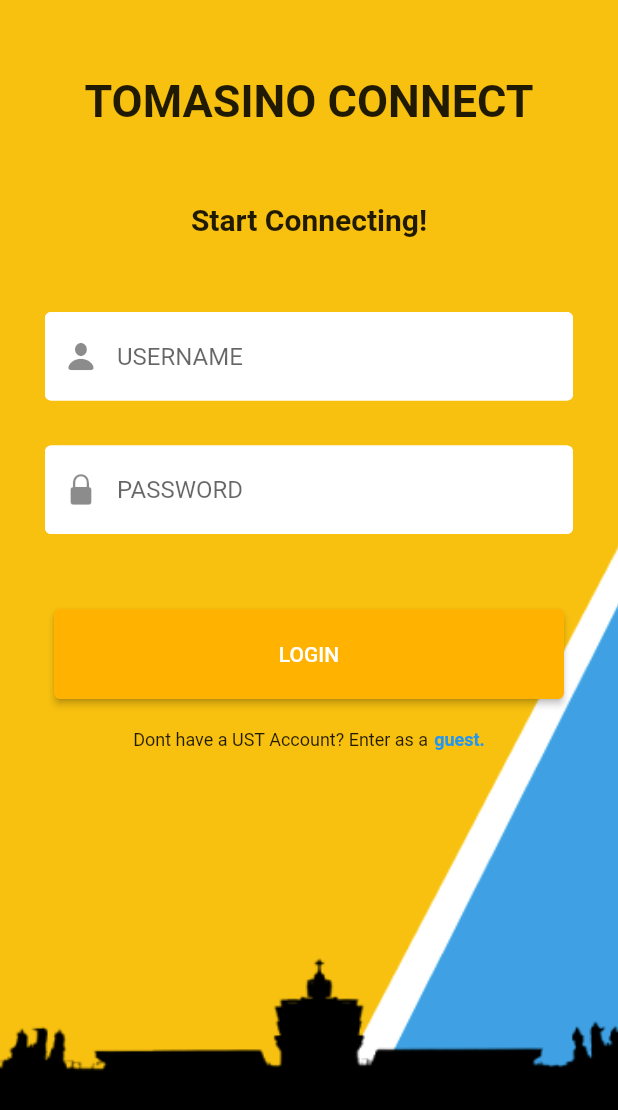
After one commit to SalamenciumZ/tom_conn, a Flutter app: the Login screen opened by its route, on a phone screen of 412 x 824 dp. The commit adds this screen. Shown: the top 1110 px of the screen. Run offline on Flutter 3.47's test engine with Material 2 defaults, Android fonts, the phone set to English and light mode, and no system bars; drawn by our look-alikes of auto_size_text; our stand-ins replace lottie, smooth_page_indicator; network calls fail.

Commit message:
login screen draft :>

```diff
--- a/lib/first_time_use.dart
+++ b/lib/first_time_use.dart
@@ -68,7 +68,9 @@
                   ElevatedButton(
                     style: ElevatedButton.styleFrom(
                         backgroundColor: Color.fromRGBO(254, 192, 15, 1)),
-                    onPressed: () {},
+                    onPressed: () {
+                      Navigator.pushNamed(context, '/login');
+                    },
                     child: Text('LOGIN'),
                   ),
                 ],
--- /dev/null
+++ b/lib/login.dart
@@ -0,0 +1,117 @@
+import 'package:auto_size_text/auto_size_text.dart';
+import 'package:flutter/material.dart';
+import 'package:flutter/cupertino.dart';
+
+class Login extends StatefulWidget {
+  @override
+  _LoginState createState() => _LoginState();
+}
+
+class _LoginState extends State<Login> {
+  @override
+  Widget build(BuildContext context) {
+    return Scaffold(
+      body: Stack(
+        children: <Widget>[
+          Container(
+            decoration: const BoxDecoration(
+              image: DecorationImage(
+                image: AssetImage('assets/images/login_bg.png'),
+                fit: BoxFit.cover,
+              ),
+            ),
+          ),
+          SafeArea(
+            child: Center(
+              child: Column(
+                children: [
+                  SizedBox(height: 50),
+                  AutoSizeText(
+                    "TOMASINO CONNECT",
+                    style: TextStyle(
+                      fontSize: 30.0,
+                      fontWeight: FontWeight.bold,
+                    ),
+                  ),
+                  SizedBox(height: 50),
+                  AutoSizeText(
+                    "Start Connecting!",
+                    style: TextStyle(
+                      fontSize: 20,
+                      fontWeight: FontWeight.bold,
+                    ),
+                  ),
+                  SizedBox(height: 50),
+                  Padding(
+                    padding: EdgeInsets.symmetric(horizontal: 30.0),
+                    child: TextField(
+                      decoration: InputDecoration(
+                        hintText: 'USERNAME',
+                        prefixIcon: Icon(CupertinoIcons.person_fill),
+                        enabledBorder: OutlineInputBorder(
+                          borderSide: BorderSide(color: Colors.white),
+                        ),
+                        focusedBorder: OutlineInputBorder(
+                          borderSide: BorderSide(color: Colors.white),
+                        ),
+                        fillColor: Colors.white,
+                        filled: true,
+                      ),
+                    ),
+                  ),
+                  SizedBox(height: 30),
+                  Padding(
+                    padding: EdgeInsets.symmetric(horizontal: 30.0),
+                    child: TextField(
+                      decoration: InputDecoration(
+                        hintText: 'PASSWORD',
+                        prefixIcon: Icon(CupertinoIcons.lock_fill),
+                        enabledBorder: OutlineInputBorder(
+                          borderSide: BorderSide(color: Colors.white),
+                        ),
+                        focusedBorder: OutlineInputBorder(
+                          borderSide: BorderSide(color: Colors.white),
+                        ),
+                        fillColor: Colors.white,
+                        filled: true,
+                      ),
+                    ),
+                  ),
+                  SizedBox(height: 50),
+                  ElevatedButton(
+                    style: ElevatedButton.styleFrom(
+                        minimumSize: Size(340, 60),
+                        backgroundColor: Color.fromRGBO(255, 179, 0, 1)),
+                    onPressed: () {},
+                    child: Text("LOGIN"),
+                  ),
+                  SizedBox(height: 20),
+                  Row(
+                    mainAxisAlignment: MainAxisAlignment.center,
+                    children: [
+                      Text(
+                        'Dont have a UST Account? Enter as a',
+                        style: TextStyle(
+                          fontSize: 12,
+                        ),
+                      ),
+                      SizedBox(width: 4),
+                      Text(
+                        'guest.',
+                        style: TextStyle(
+                          color: Colors.blue,
+                          fontWeight: FontWeight.bold,
+                          fontSize: 12,
+                        ),
+                      ),
+                    ],
+                  )
+                ],
+              ),
+            ),
+          ),
+        ],
+      ),
+    );
+  }
+}
--- a/lib/main.dart
+++ b/lib/main.dart
@@ -1,5 +1,6 @@
 import 'package:flutter/material.dart';
 import 'package:tom_conn/first_time_use.dart';
+import 'package:tom_conn/login.dart';
 
 void main() {
   runApp(const MyApp());
@@ -26,6 +27,9 @@
         primarySwatch: Colors.blue,
       ),
       home: OnboardingScreen(),
+      routes: {
+        '/login': (context) => Login(),
+      },
     );
   }
 }
--- a/pubspec.yaml
+++ b/pubspec.yaml
@@ -37,6 +37,7 @@
   cupertino_icons: ^1.0.2
   smooth_page_indicator: ^1.0.0
   lottie: ^1.2.1
+  auto_size_text: ^3.0.0
 dev_dependencies:
   flutter_test:
     sdk: flutter
```
Also changed, not shown: assets/images/login_bg.png (added), pubspec.lock.
